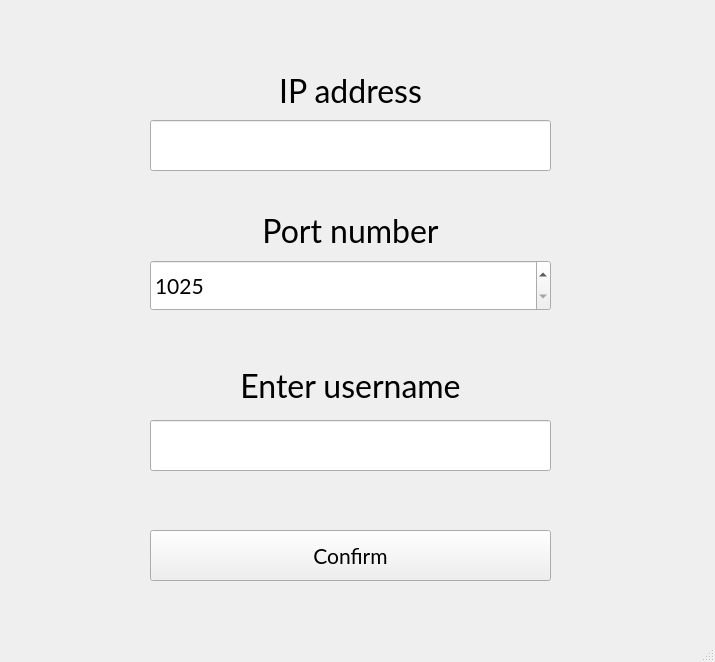
Qt form src/client/gui.ui (GPlaczek/Networking) before a commit.
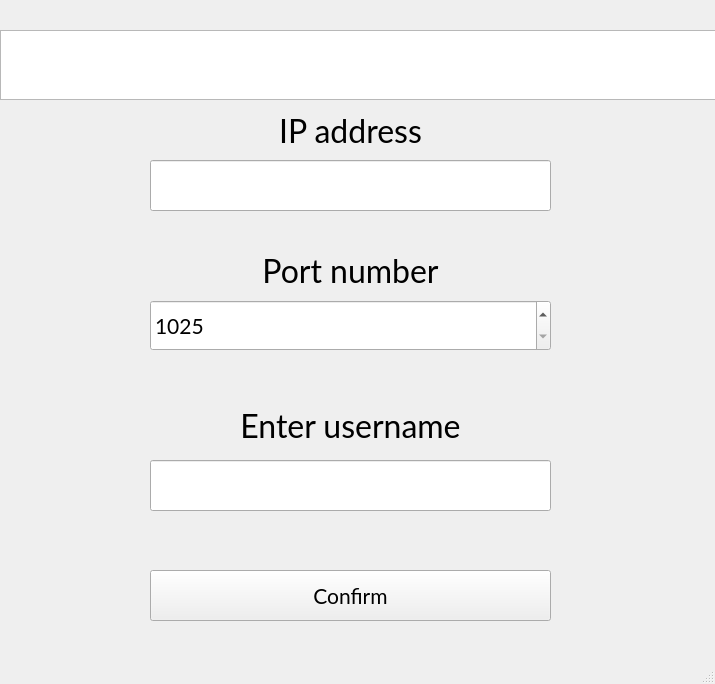
The same form after that commit.

What changed in the file:
```diff
--- a/src/client/gui.ui
+++ b/src/client/gui.ui
@@ -2,14 +2,34 @@
 <ui version="4.0">
  <class>Gui</class>
  <widget class="QMainWindow" name="Gui">
+  <property name="enabled">
+   <bool>true</bool>
+  </property>
   <property name="geometry">
    <rect>
     <x>0</x>
     <y>0</y>
     <width>715</width>
-    <height>662</height>
+    <height>684</height>
    </rect>
   </property>
+  <property name="minimumSize">
+   <size>
+    <width>715</width>
+    <height>684</height>
+   </size>
+  </property>
+  <property name="maximumSize">
+   <size>
+    <width>715</width>
+    <height>684</height>
+   </size>
+  </property>
+  <property name="font">
+   <font>
+    <family>Lato</family>
+   </font>
+  </property>
   <property name="windowTitle">
    <string>Gui</string>
   </property>
@@ -18,7 +38,7 @@
     <property name="geometry">
      <rect>
       <x>150</x>
-      <y>530</y>
+      <y>570</y>
       <width>401</width>
       <height>51</height>
      </rect>
@@ -37,7 +57,7 @@
     <property name="geometry">
      <rect>
       <x>150</x>
-      <y>350</y>
+      <y>390</y>
       <width>401</width>
       <height>71</height>
      </rect>
@@ -59,7 +79,7 @@
     <property name="geometry">
      <rect>
       <x>150</x>
-      <y>420</y>
+      <y>460</y>
       <width>401</width>
       <height>51</height>
      </rect>
@@ -75,7 +95,7 @@
     <property name="geometry">
      <rect>
       <x>150</x>
-      <y>260</y>
+      <y>300</y>
       <width>401</width>
       <height>51</height>
      </rect>
@@ -97,7 +117,7 @@
     <property name="geometry">
      <rect>
       <x>150</x>
-      <y>60</y>
+      <y>100</y>
       <width>401</width>
       <height>61</height>
      </rect>
@@ -119,7 +139,7 @@
     <property name="geometry">
      <rect>
       <x>150</x>
-      <y>200</y>
+      <y>240</y>
       <width>401</width>
       <height>61</height>
      </rect>
@@ -141,7 +161,7 @@
     <property name="geometry">
      <rect>
       <x>150</x>
-      <y>120</y>
+      <y>160</y>
       <width>401</width>
       <height>51</height>
      </rect>
@@ -153,6 +173,44 @@
      </font>
     </property>
    </widget>
+   <widget class="QTextEdit" name="msgText">
+    <property name="enabled">
+     <bool>true</bool>
+    </property>
+    <property name="geometry">
+     <rect>
+      <x>0</x>
+      <y>30</y>
+      <width>721</width>
+      <height>70</height>
+     </rect>
+    </property>
+    <property name="font">
+     <font>
+      <family>Lato</family>
+      <pointsize>18</pointsize>
+     </font>
+    </property>
+    <property name="lineWidth">
+     <number>1</number>
+    </property>
+    <property name="horizontalScrollBarPolicy">
+     <enum>Qt::ScrollBarAlwaysOff</enum>
+    </property>
+    <property name="readOnly">
+     <bool>true</bool>
+    </property>
+    <property name="html">
+     <string>&lt;!DOCTYPE HTML PUBLIC &quot;-//W3C//DTD HTML 4.0//EN&quot; &quot;http://www.w3.org/TR/REC-html40/strict.dtd&quot;&gt;
+&lt;html&gt;&lt;head&gt;&lt;meta name=&quot;qrichtext&quot; content=&quot;1&quot; /&gt;&lt;meta charset=&quot;utf-8&quot; /&gt;&lt;style type=&quot;text/css&quot;&gt;
+p, li { white-space: pre-wrap; }
+hr { height: 1px; border-width: 0; }
+li.unchecked::marker { content: &quot;\2610&quot;; }
+li.checked::marker { content: &quot;\2612&quot;; }
+&lt;/style&gt;&lt;/head&gt;&lt;body style=&quot; font-family:'Lato'; font-size:18pt; font-weight:400; font-style:normal;&quot;&gt;
+&lt;p style=&quot;-qt-paragraph-type:empty; margin-top:0px; margin-bottom:0px; margin-left:0px; margin-right:0px; -qt-block-indent:0; text-indent:0px;&quot;&gt;&lt;br /&gt;&lt;/p&gt;&lt;/body&gt;&lt;/html&gt;</string>
+    </property>
+   </widget>
   </widget>
   <widget class="QMenuBar" name="menubar">
    <property name="geometry">
```
Left out of the diff: 2 changed lines with no effect on the pictures.
